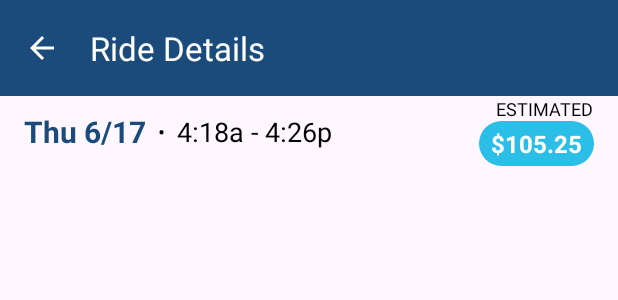
After one commit to sararace/DriverApp, an Android app: the layout fragment_trip_detail.xml on its own in the app's theme, with its tools: preview values and no code run, on a phone screen of 412 x 824 dp. The commit adds this screen. Shown: the top 300 px of the screen. Run offline under Robolectric (Android 15) with nearby library versions, the phone set to English and light mode, and no system bars; network calls fail.

Commit message:
add trip data repository and trip detail view

```diff
--- a/app/build.gradle
+++ b/app/build.gradle
@@ -1,6 +1,7 @@
 plugins {
     id 'com.android.application'
     id 'org.jetbrains.kotlin.android'
+    id 'androidx.navigation.safeargs.kotlin'
 }
 
 android {
--- a/app/src/main/java/com/example/driverapp/triplist/TripListAdapter.kt
+++ b/app/src/main/java/com/example/driverapp/triplist/TripListAdapter.kt
@@ -44,6 +44,7 @@ class TripListAdapter(private val dataSet: List<RecyclerViewItem>) : RecyclerVie
                 itemBinding.estimatedValue.text = "$${tripItem.estimatedEarnings.toDouble().div(100)}"
                 itemBinding.riderBoosterCount.text = formatRidersBoosters(tripItem as TripItem)
                 itemBinding.addresses.text = tripItem.addresses
+                itemView.setOnClickListener { tripItem.onClick(tripItem.tripId) }
             }
         }
 
@@ -87,7 +88,9 @@ class TripItem(
     estimatedEarnings: Int,
     val riders: Int,
     val boosters: Int,
-    val addresses: String
+    val addresses: String,
+    val tripId: String,
+    val onClick: (String) -> Unit
 ) : RecyclerViewItem(startTime, endTime, estimatedEarnings)
 
 const val VIEW_TYPE_HEADER = 1
--- /dev/null
+++ b/app/src/main/res/drawable/baseline_arrow_back_24.xml
@@ -0,0 +1,5 @@
+<vector android:autoMirrored="true" android:height="24dp"
+    android:tint="#FFFFFF" android:viewportHeight="24"
+    android:viewportWidth="24" android:width="24dp" xmlns:android="http://schemas.android.com/apk/res/android">
+    <path android:fillColor="@android:color/white" android:pathData="M20,11H7.83l5.59,-5.59L12,4l-8,8 8,8 1.41,-1.41L7.83,13H20v-2z"/>
+</vector>
--- /dev/null
+++ b/app/src/main/res/drawable/cyan_pill.xml
@@ -0,0 +1,6 @@
+<?xml version="1.0" encoding="utf-8"?>
+<shape xmlns:android="http://schemas.android.com/apk/res/android"
+    android:shape="rectangle">
+    <corners android:radius="20dp" />
+    <solid android:color="@color/cyan" />
+</shape>
--- /dev/null
+++ b/app/src/main/res/layout/fragment_trip_detail.xml
@@ -0,0 +1,86 @@
+<?xml version="1.0" encoding="utf-8"?>
+<androidx.constraintlayout.widget.ConstraintLayout xmlns:android="http://schemas.android.com/apk/res/android"
+    xmlns:app="http://schemas.android.com/apk/res-auto"
+    xmlns:tools="http://schemas.android.com/tools"
+    android:layout_width="match_parent"
+    android:layout_height="match_parent">
+
+    <androidx.appcompat.widget.Toolbar
+        android:id="@+id/toolbar"
+        android:layout_width="match_parent"
+        android:layout_height="wrap_content"
+        android:background="@color/navy"
+        app:layout_constraintEnd_toEndOf="parent"
+        app:layout_constraintStart_toStartOf="parent"
+        app:layout_constraintTop_toTopOf="parent"
+        app:navigationIcon="@drawable/baseline_arrow_back_24"
+        app:title="@string/ride_details_title"
+        app:titleTextColor="@color/white" />
+
+    <TextView
+        android:id="@+id/date"
+        android:layout_width="wrap_content"
+        android:layout_height="wrap_content"
+        android:layout_marginStart="16dp"
+        android:textColor="@color/navy"
+        android:textSize="20sp"
+        android:textStyle="bold"
+        app:layout_constraintBottom_toBottomOf="@id/estimated_value"
+        app:layout_constraintStart_toStartOf="parent"
+        app:layout_constraintTop_toTopOf="@id/estimated_label"
+        tools:text="Thu 6/17" />
+
+    <TextView
+        android:id="@+id/separator"
+        android:layout_width="wrap_content"
+        android:layout_height="wrap_content"
+        android:layout_marginStart="8dp"
+        android:text="•"
+        android:textColor="@color/black"
+        android:textSize="14sp"
+        app:layout_constraintBottom_toBottomOf="@id/estimated_value"
+        app:layout_constraintStart_toEndOf="@id/date"
+        app:layout_constraintTop_toTopOf="@id/estimated_label"
+        tools:ignore="HardcodedText" />
+
+    <TextView
+        android:id="@+id/times"
+        android:layout_width="wrap_content"
+        android:layout_height="wrap_content"
+        android:layout_marginStart="8dp"
+        android:textColor="@color/black"
+        android:textSize="18sp"
+        app:layout_constraintBottom_toBottomOf="@id/estimated_value"
+        app:layout_constraintStart_toEndOf="@id/separator"
+        app:layout_constraintTop_toTopOf="@id/estimated_label"
+        tools:text="4:18a - 4:26p" />
+
+    <TextView
+        android:id="@+id/estimated_label"
+        android:layout_width="wrap_content"
+        android:layout_height="wrap_content"
+        android:layout_marginEnd="16dp"
+        android:text="@string/estimated"
+        android:textColor="@color/black"
+        android:textSize="12sp"
+        app:layout_constraintEnd_toEndOf="parent"
+        app:layout_constraintTop_toBottomOf="@id/toolbar" />
+
+    <TextView
+        android:id="@+id/estimated_value"
+        android:layout_width="wrap_content"
+        android:layout_height="wrap_content"
+        android:layout_marginEnd="16dp"
+        android:background="@drawable/cyan_pill"
+        android:paddingStart="8dp"
+        android:paddingTop="4dp"
+        android:paddingEnd="8dp"
+        android:paddingBottom="4dp"
+        android:textColor="@color/white"
+        android:textSize="16sp"
+        android:textStyle="bold"
+        app:layout_constraintEnd_toEndOf="parent"
+        app:layout_constraintTop_toBottomOf="@id/estimated_label"
+        tools:text="$105.25" />
+
+</androidx.constraintlayout.widget.ConstraintLayout>
--- a/app/src/main/res/values/colors.xml
+++ b/app/src/main/res/values/colors.xml
@@ -3,4 +3,5 @@
     <color name="black">#FF000000</color>
     <color name="white">#FFFFFFFF</color>
     <color name="navy">#1a4b7a</color>
+    <color name="cyan">#2bbee7</color>
 </resources>
```
Also changed, not shown: app/src/main/java/com/example/driverapp/module/AppModule.kt (+10 -5 lines), app/src/main/java/com/example/driverapp/repository/TripDataRepository.kt (added, +23 -0 lines), app/src/main/java/com/example/driverapp/tripdetail/TripDetailFragment.kt (added, +29 -0 lines), app/src/main/java/com/example/driverapp/tripdetail/TripDetailViewModel.kt (added, +7 -0 lines), app/src/main/java/com/example/driverapp/triplist/TripListFragment.kt (+9 -1 lines), app/src/main/java/com/example/driverapp/triplist/TripListViewModel.kt (+9 -7 lines), app/src/main/res/navigation/nav_graph.xml (+14 -1 lines), build.gradle (+10 -0 lines).
